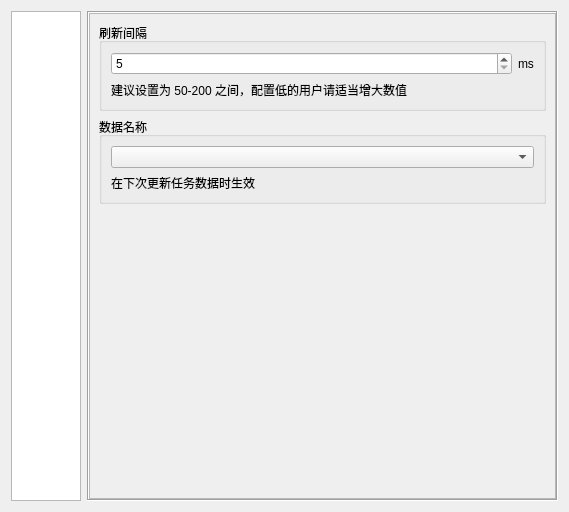
First picture: the form in EliteSpeedrunTool/SettingDialog.ui, repository GTA5Oracle/EliteSpeedrunTool, before the edit.
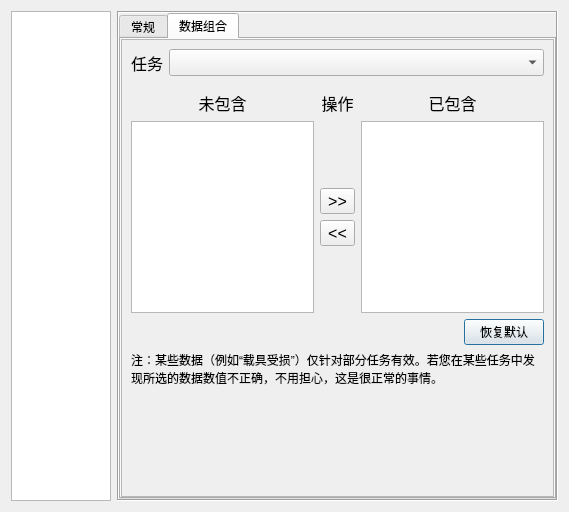
Second picture: the form after the edit. The open tabs and pages were chosen to show the change. Icons and pictures are not drawn.

Commit message: [feature|optimize] Support customizing the data displayed in a task; add support for several tasks; add a list of acknowledgement; optimize the code

Patch:
```diff
--- a/EliteSpeedrunTool/SettingDialog.ui
+++ b/EliteSpeedrunTool/SettingDialog.ui
@@ -21,7 +21,7 @@
    <item>
     <widget class="QListWidget" name="lwPage">
      <property name="sizePolicy">
-      <sizepolicy hsizetype="Maximum" vsizetype="Expanding">
+      <sizepolicy hsizetype="Fixed" vsizetype="Expanding">
        <horstretch>0</horstretch>
        <verstretch>0</verstretch>
       </sizepolicy>
@@ -986,6 +986,28 @@
         <number>0</number>
        </property>
        <item>
+        <widget class="QTabWidget" name="tabWidget_3">
+         <property name="currentIndex">
+          <number>1</number>
+         </property>
+         <widget class="QWidget" name="tab_3">
+          <attribute name="title">
+           <string>常规</string>
+          </attribute>
+          <layout class="QVBoxLayout" name="verticalLayout_36">
+           <property name="leftMargin">
+            <number>0</number>
+           </property>
+           <property name="topMargin">
+            <number>0</number>
+           </property>
+           <property name="rightMargin">
+            <number>0</number>
+           </property>
+           <property name="bottomMargin">
+            <number>0</number>
+           </property>
+           <item>
         <widget class="QScrollArea" name="scrollArea_4">
          <property name="widgetResizable">
           <bool>true</bool>
@@ -995,8 +1017,8 @@
            <rect>
             <x>0</x>
             <y>0</y>
-            <width>469</width>
-            <height>488</height>
+                <width>443</width>
+                <height>459</height>
            </rect>
           </property>
           <layout class="QVBoxLayout" name="verticalLayout_16">
@@ -1084,6 +1106,283 @@
        </item>
       </layout>
      </widget>
+         <widget class="QWidget" name="tab_4">
+          <attribute name="title">
+           <string>数据组合</string>
+          </attribute>
+          <layout class="QVBoxLayout" name="verticalLayout_37">
+           <property name="leftMargin">
+            <number>0</number>
+           </property>
+           <property name="topMargin">
+            <number>0</number>
+           </property>
+           <property name="rightMargin">
+            <number>0</number>
+           </property>
+           <property name="bottomMargin">
+            <number>0</number>
+           </property>
+           <item>
+            <widget class="QScrollArea" name="scrollArea_11">
+             <property name="widgetResizable">
+              <bool>true</bool>
+             </property>
+             <widget class="QWidget" name="scrollAreaWidgetContents_11">
+              <property name="geometry">
+               <rect>
+                <x>0</x>
+                <y>0</y>
+                <width>443</width>
+                <height>459</height>
+               </rect>
+              </property>
+              <layout class="QVBoxLayout" name="verticalLayout_38">
+               <item>
+                <layout class="QHBoxLayout" name="horizontalLayout_4">
+                 <item>
+                  <widget class="QLabel" name="label_41">
+                   <property name="sizePolicy">
+                    <sizepolicy hsizetype="Maximum" vsizetype="Preferred">
+                     <horstretch>0</horstretch>
+                     <verstretch>0</verstretch>
+                    </sizepolicy>
+                   </property>
+                   <property name="font">
+                    <font>
+                     <pointsize>12</pointsize>
+                    </font>
+                   </property>
+                   <property name="text">
+                    <string>任务</string>
+                   </property>
+                  </widget>
+                 </item>
+                 <item>
+                  <widget class="QComboBox" name="cbMissionDataCombine">
+                   <property name="font">
+                    <font>
+                     <pointsize>12</pointsize>
+                    </font>
+                   </property>
+                  </widget>
+                 </item>
+                </layout>
+               </item>
+               <item>
+                <layout class="QGridLayout" name="gridLayout_7">
+                 <property name="topMargin">
+                  <number>9</number>
+                 </property>
+                 <item row="1" column="2">
+                  <widget class="QListWidget" name="lwMissionDataCombineIncluded">
+                   <property name="sizePolicy">
+                    <sizepolicy hsizetype="Maximum" vsizetype="Expanding">
+                     <horstretch>0</horstretch>
+                     <verstretch>0</verstretch>
+                    </sizepolicy>
+                   </property>
+                   <property name="font">
+                    <font>
+                     <pointsize>12</pointsize>
+                    </font>
+                   </property>
+                  </widget>
+                 </item>
+                 <item row="0" column="2">
+                  <widget class="QLabel" name="label_43">
+                   <property name="font">
+                    <font>
+                     <pointsize>12</pointsize>
+                    </font>
+                   </property>
+                   <property name="text">
+                    <string>已包含</string>
+                   </property>
+                   <property name="alignment">
+                    <set>Qt::AlignCenter</set>
+                   </property>
+                  </widget>
+                 </item>
+                 <item row="0" column="0">
+                  <widget class="QLabel" name="label_42">
+                   <property name="font">
+                    <font>
+                     <pointsize>12</pointsize>
+                    </font>
+                   </property>
+                   <property name="text">
+                    <string>未包含</string>
+                   </property>
+                   <property name="alignment">
+                    <set>Qt::AlignCenter</set>
+                   </property>
+                  </widget>
+                 </item>
+                 <item row="1" column="0">
+                  <widget class="QListWidget" name="lwMissionDataCombineExcluded">
+                   <property name="sizePolicy">
+                    <sizepolicy hsizetype="Maximum" vsizetype="Expanding">
+                     <horstretch>0</horstretch>
+                     <verstretch>0</verstretch>
+                    </sizepolicy>
+                   </property>
+                   <property name="font">
+                    <font>
+                     <pointsize>12</pointsize>
+                    </font>
+                   </property>
+                  </widget>
+                 </item>
+                 <item row="0" column="1">
+                  <widget class="QLabel" name="label_44">
+                   <property name="font">
+                    <font>
+                     <pointsize>12</pointsize>
+                    </font>
+                   </property>
+                   <property name="text">
+                    <string>操作</string>
+                   </property>
+                   <property name="alignment">
+                    <set>Qt::AlignCenter</set>
+                   </property>
+                  </widget>
+                 </item>
+                 <item row="1" column="1">
+                  <layout class="QVBoxLayout" name="verticalLayout_39">
+                   <property name="sizeConstraint">
+                    <enum>QLayout::SetMaximumSize</enum>
+                   </property>
+                   <item>
+                    <spacer name="verticalSpacer_4">
+                     <property name="orientation">
+                      <enum>Qt::Vertical</enum>
+                     </property>
+                     <property name="sizeHint" stdset="0">
+                      <size>
+                       <width>20</width>
+                       <height>40</height>
+                      </size>
+                     </property>
+                    </spacer>
+                   </item>
+                   <item>
+                    <widget class="QToolButton" name="tbMissionDataCombineAdd">
+                     <property name="sizePolicy">
+                      <sizepolicy hsizetype="Preferred" vsizetype="Preferred">
+                       <horstretch>0</horstretch>
+                       <verstretch>0</verstretch>
+                      </sizepolicy>
+                     </property>
+                     <property name="font">
+                      <font>
+                       <pointsize>12</pointsize>
+                      </font>
+                     </property>
+                     <property name="text">
+                      <string>&gt;&gt;</string>
+                     </property>
+                    </widget>
+                   </item>
+                   <item>
+                    <widget class="QToolButton" name="tbMissionDataCombineRemove">
+                     <property name="sizePolicy">
+                      <sizepolicy hsizetype="Preferred" vsizetype="Preferred">
+                       <horstretch>0</horstretch>
+                       <verstretch>0</verstretch>
+                      </sizepolicy>
+                     </property>
+                     <property name="font">
+                      <font>
+                       <pointsize>12</pointsize>
+                      </font>
+                     </property>
+                     <property name="text">
+                      <string>&lt;&lt;</string>
+                     </property>
+                    </widget>
+                   </item>
+                   <item>
+                    <spacer name="verticalSpacer_5">
+                     <property name="orientation">
+                      <enum>Qt::Vertical</enum>
+                     </property>
+                     <property name="sizeHint" stdset="0">
+                      <size>
+                       <width>20</width>
+                       <height>40</height>
+                      </size>
+                     </property>
+                    </spacer>
+                   </item>
+                  </layout>
+                 </item>
+                </layout>
+               </item>
+               <item>
+                <layout class="QHBoxLayout" name="horizontalLayout_5">
+                 <item>
+                  <spacer name="horizontalSpacer">
+                   <property name="orientation">
+                    <enum>Qt::Horizontal</enum>
+                   </property>
+                   <property name="sizeHint" stdset="0">
+                    <size>
+                     <width>40</width>
+                     <height>20</height>
+                    </size>
+                   </property>
+                  </spacer>
+                 </item>
+                 <item>
+                  <widget class="QPushButton" name="pbMissionDataCombineReset">
+                   <property name="sizePolicy">
+                    <sizepolicy hsizetype="Maximum" vsizetype="Fixed">
+                     <horstretch>0</horstretch>
+                     <verstretch>0</verstretch>
+                    </sizepolicy>
+                   </property>
+                   <property name="text">
+                    <string>恢复默认</string>
+                   </property>
+                  </widget>
+                 </item>
+                </layout>
+               </item>
+               <item>
+                <widget class="QLabel" name="label_45">
+                 <property name="text">
+                  <string>注：某些数据（例如“载具受损”）仅针对部分任务有效。若您在某些任务中发现所选的数据数值不正确，不用担心，这是很正常的事情。</string>
+                 </property>
+                 <property name="wordWrap">
+                  <bool>true</bool>
+                 </property>
+                </widget>
+               </item>
+               <item>
+                <spacer name="verticalSpacer_3">
+                 <property name="orientation">
+                  <enum>Qt::Vertical</enum>
+                 </property>
+                 <property name="sizeHint" stdset="0">
+                  <size>
+                   <width>20</width>
+                   <height>1</height>
+                  </size>
+                 </property>
+                </spacer>
+               </item>
+              </layout>
+             </widget>
+            </widget>
+           </item>
+          </layout>
+         </widget>
+        </widget>
+       </item>
+      </layout>
+     </widget>
      <widget class="QWidget" name="pageTimer">
       <layout class="QVBoxLayout" name="verticalLayout_2">
        <property name="leftMargin">
```
Left out of the diff: 32 changed lines with no effect on the pictures. Lines whose indentation alone changed are shown as unchanged. The commit also changes 142 other files.
